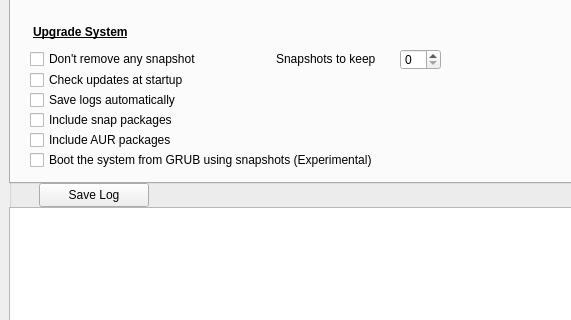
Qt form buttermanager/ui/MainWindow.ui (egara/buttermanager) before a commit; both pictures show x 0 to 571 and y 277 to 597 of the 800 by 800 pixel window.
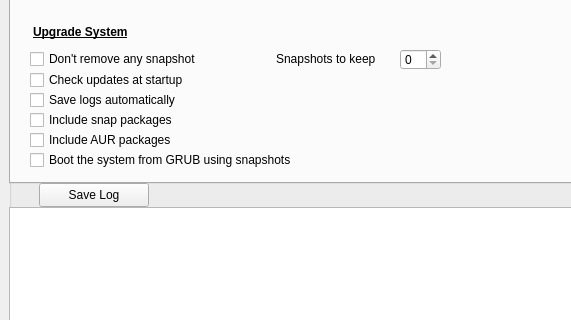
The same form after that commit. The open tabs and pages were chosen to show the change.

Commit message: Removing experimental tag because the implementation of the feature has been finished in devel branch

What changed in the file:
```diff
--- a/buttermanager/ui/MainWindow.ui
+++ b/buttermanager/ui/MainWindow.ui
@@ -806,7 +806,7 @@
            <string>Before checking this option, make sure you have GRUB installed. After marking it, the created snapshots of the subvolume mounted as root will be modified to include the appropriate path in the /etc/fstab file</string>
           </property>
           <property name="text">
-           <string>Boot the system from GRUB using snapshots (Experimental)</string>
+           <string>Boot the system from GRUB using snapshots</string>
           </property>
          </widget>
         </widget>
```
